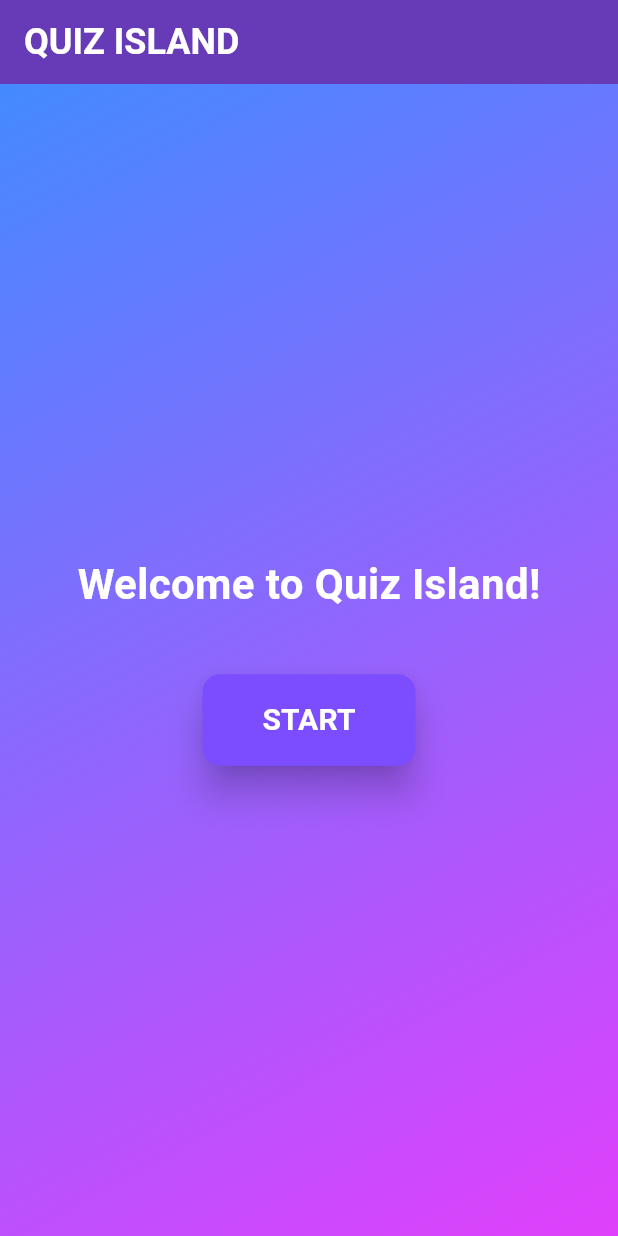
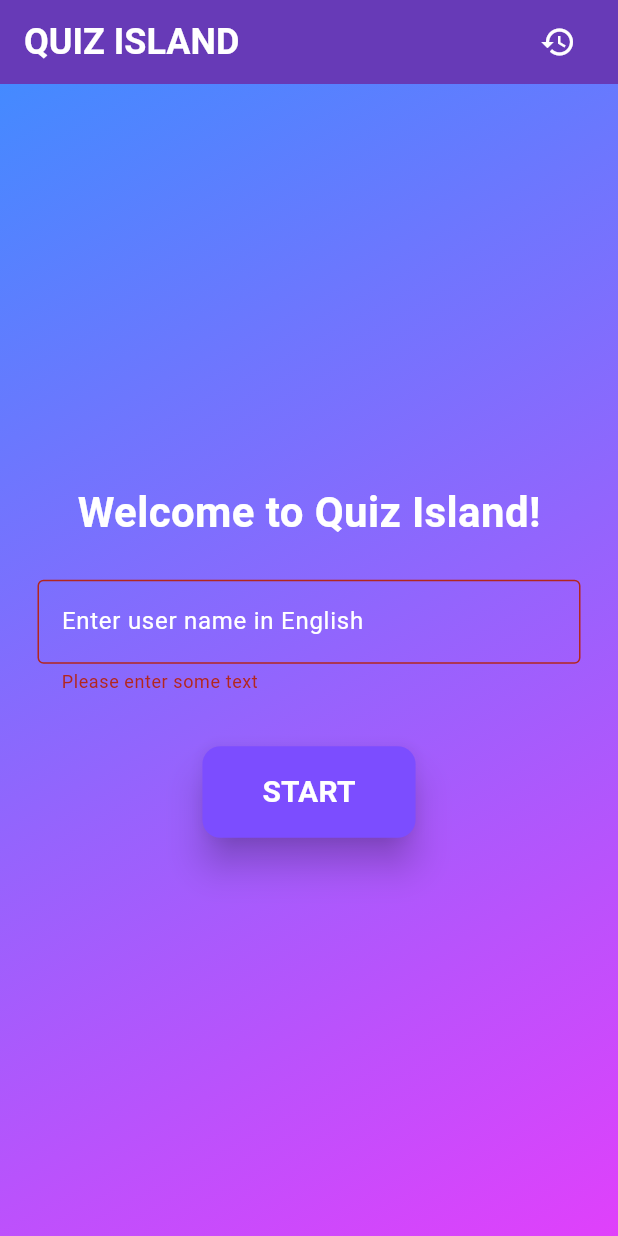
Before and after one commit to naja0023/flutter_quiz_demo, a Flutter app: the screen it shows after launch, after a tap on "START", on a phone screen of 412 x 824 dp. Run offline on Flutter 3.47's test engine with Material 3 defaults, Android fonts, the phone set to English and light mode, and no system bars; our stand-ins replace flutter_dotenv, flutter_secure_storage, get_it; missing offline and left inert: dart:ffi.

Commit message:
history save

```diff
--- a/lib/main.dart
+++ b/lib/main.dart
@@ -5,6 +5,7 @@ import 'package:flutter_dotenv/flutter_dotenv.dart';
 import 'package:flutter_secure_storage/flutter_secure_storage.dart';
 import 'package:flutter_welcome/di/get_it.dart';
 import 'package:flutter_welcome/screen/question_screen/provider/question_provider.dart';
+import 'package:flutter_welcome/screen/root_screen/model/user_model.dart';
 import 'package:flutter_welcome/screen/root_screen/provider/root_provider.dart';
 import 'package:provider/provider.dart';
 
--- /dev/null
+++ b/lib/screen/root_screen/model/user_model.dart
@@ -0,0 +1,21 @@
+import 'package:json_annotation/json_annotation.dart';
+
+import '../../question_screen/model/summary_response.dart';
+
+part 'user_model.g.dart';
+
+@JsonSerializable()
+class UserData {
+  final String name;
+  final SummaryData data;
+  final String dateSubmit;
+
+  UserData({
+    required this.name,
+    required this.data,
+    required this.dateSubmit,
+  });
+  factory UserData.fromJson(Map<String, dynamic> json) =>
+      _$UserDataFromJson(json);
+  Map<String, dynamic> toJson() => _$UserDataToJson(this);
+}
--- a/lib/screen/root_screen/provider/root_provider.dart
+++ b/lib/screen/root_screen/provider/root_provider.dart
@@ -10,29 +10,39 @@ import 'package:flutter_welcome/screen/question_screen/question_page.dart';
 import 'package:flutter_welcome/service/http_service.dart';
 
 import '../../../di/get_it.dart';
+import '../root_page.dart';
 
 class RootProvider with ChangeNotifier {
   String get sessionId => _sessionId;
+  String get userName => _userName;
   late String _sessionId;
+  late String _userName;
   final _navigator = getIt<NavigationService>();
   final storage = FlutterSecureStorage();
-  void onStart() async {
+  void onStart(String name) async {
     var _response = await HttpService.request(
         method: HttpMethod.post,
         url: '${dotenv.get('BASE_URL')}/api/v1/Quiz/Session',
         log: 'post on /api/v1/Quiz/Session');
     var body = jsonDecode(_response.body);
+    _userName = name;
     _sessionId = body['data']['sessionId'];
-    await storage.write(key: "sessionId", value: _sessionId);
+
+    var recentUser = {
+      "userName": _userName,
+      "sessionId": _sessionId,
+    };
+    await storage.write(key: "recentUser", value: jsonEncode(recentUser));
     _navigator.navigatorKey.currentState!.push(QuestionPage.route());
   }
 
-  void onResume(String id) {
-    _sessionId = id;
+  void onResume(Map<String, dynamic> recentUser) {
+    _userName = recentUser['userName'];
+    _sessionId = recentUser['sessionId'];
     _navigator.navigatorKey.currentState!.push(QuestionPage.route());
   }
 
   void navigateToHome() {
-    _navigator.navigatorKey.currentState!.popUntil((route) => route.isFirst);
+       _navigator.navigatorKey.currentState!.pushAndRemoveUntil(RootPage.route(),(route) => route.isFirst);
   }
 }
--- a/lib/screen/root_screen/root_page.dart
+++ b/lib/screen/root_screen/root_page.dart
@@ -1,7 +1,9 @@
 import 'dart:convert';
 
 import 'package:flutter/material.dart';
+import 'package:flutter/services.dart';
 import 'package:flutter_secure_storage/flutter_secure_storage.dart';
+import 'package:flutter_welcome/screen/history_screen/history_list_page.dart';
 import 'package:flutter_welcome/screen/question_screen/question_page.dart';
 import 'package:provider/provider.dart';
 
@@ -9,6 +11,9 @@ import '../../di/get_it.dart';
 import 'provider/root_provider.dart';
 
 class RootPage extends StatefulWidget {
+   static PageRoute route(){
+    return MaterialPageRoute(builder: (context)=>const RootPage());
+   }
   const RootPage({super.key});
 
   @override
@@ -16,18 +21,32 @@ class RootPage extends StatefulWidget {
 }
 
 class _RootPageState extends State<RootPage> {
+  final _textController = TextEditingController();
+  final _formKey = GlobalKey<FormState>();
   @override
   Widget build(BuildContext context) {
     return Scaffold(
         appBar: AppBar(
           backgroundColor: Colors.deepPurple,
-          title: const Text(
+          title: Row(
+            mainAxisAlignment: MainAxisAlignment.spaceBetween,
+            children: [
+              const Text(
                 'QUIZ ISLAND',
                 style: TextStyle(
                   color: Colors.white,
                   fontWeight: FontWeight.bold,
                   fontSize: 24,
                 ),
+              ),
+              IconButton(
+                  onPressed: () =>
+                      Navigator.of(context).push(HistoryListPage.route()),
+                  icon: const Icon(
+                    Icons.history,
+                    color: Colors.white,
+                  )),
+            ],
           ),
           elevation: 0,
         ),
@@ -47,7 +66,9 @@ class _RootPageState extends State<RootPage> {
                   future: _getCurrentUser(),
                   builder: (context, snapshot) {
                     if (snapshot.connectionState == ConnectionState.done) {
-                      return Column(
+                      return Form(
+                        key: _formKey,
+                        child: Column(
                           mainAxisAlignment: MainAxisAlignment.center,
                           children: [
                             const Text(
@@ -58,7 +79,41 @@ class _RootPageState extends State<RootPage> {
                                 fontWeight: FontWeight.bold,
                               ),
                             ),
-                          const SizedBox(height: 40),
+                            Padding(
+                              padding: const EdgeInsets.all(25),
+                              child: TextFormField(
+                                autovalidateMode:
+                                    AutovalidateMode.onUserInteraction,
+                                controller: _textController,
+                                maxLength: 20,
+                                decoration: const InputDecoration(
+                                  labelText: 'Enter user name in English',
+                                  border: OutlineInputBorder(),
+                                  labelStyle:
+                                      const TextStyle(color: Colors.white),
+                                  enabledBorder: OutlineInputBorder(
+                                    borderSide: const BorderSide(
+                                        color: Colors.white, width: 2.0),
+                                  ),
+                                  focusedBorder: OutlineInputBorder(
+                                    borderSide: const BorderSide(
+                                        color: Colors.white, width: 2.0),
+                                  ),
+                                  counterText: '',
+                                ),
+                                inputFormatters: [
+                                  FilteringTextInputFormatter.allow(
+                                      RegExp(r'[a-zA-Z ]')),
+                                ],
+                                validator: (value) {
+                                  if (value == null || value.isEmpty) {
+                                    return 'Please enter some text';
+                                  }
+                                  return null;
+                                },
+                              ),
+                            ),
+                            const SizedBox(height: 10),
                             ElevatedButton(
                               style: ElevatedButton.styleFrom(
                                 backgroundColor: Colors.deepPurpleAccent,
@@ -72,8 +127,11 @@ class _RootPageState extends State<RootPage> {
                                 elevation: 10,
                               ),
                               onPressed: () {
-                              Provider.of<RootProvider>(context, listen: false)
-                                  .onStart();
+                                if (_formKey.currentState!.validate()) {
+                                  Provider.of<RootProvider>(context,
+                                          listen: false)
+                                      .onStart(_textController.text);
+                                }
                               },
                               child: const Text(
                                 'START',
@@ -85,6 +143,7 @@ class _RootPageState extends State<RootPage> {
                               ),
                             ),
                           ],
+                        ),
                       );
                     } else {
                       return const CircularProgressIndicator();
@@ -97,28 +156,9 @@ class _RootPageState extends State<RootPage> {
 }
 
 Future<void> _getCurrentUser() async {
-  // Create storage
-  final storage = FlutterSecureStorage();
-
-// Read value
-// String value = await storage.read(key: key);
-
-// Read all values
-  // Map<String, String> allValues = await storage.readAll();
-  // print(allValues);
-
-// Delete value
-// await storage.delete(key: key);
-
-// Delete all
-  // await storage.deleteAll();
-
-// Write value
-  // var data = {"id": "0001", "sessionId": "0123456789"};
-
-  // await storage.write(key: "sessionId", value: jsonEncode(data));
-  String? recentId = await storage.read(key: "sessionId");
-  if (recentId != null) {
+  final storage = const FlutterSecureStorage();
+  String? _recentUser = await storage.read(key: "recentUser");
+  if (_recentUser != null) {
     final navigator = getIt<NavigationService>();
     await showDialog(
       barrierDismissible: false,
@@ -169,13 +209,13 @@ Future<void> _getCurrentUser() async {
     ).then((value) {
       var decide = value as bool;
       if (decide) {
-        print(recentId);
+        print(_recentUser);
         Provider.of<RootProvider>(navigator.navigatorKey.currentContext!,
                 listen: false)
-            .onResume(recentId);
+            .onResume(jsonDecode(_recentUser));
       } else {
-        final storage = FlutterSecureStorage();
-        storage.delete(key: "sessionId");
+        final storage = const FlutterSecureStorage();
+        storage.delete(key: "recentUser");
       }
     });
   }
```
Also changed, not shown: lib/screen/history_screen/history_list_page.dart (added, +177 -0 lines), lib/screen/question_screen/provider/question_provider.dart (+43 -3 lines), lib/screen/question_screen/question_page.dart (+3 -8 lines), lib/utils/poduim.dart (added, +78 -0 lines), lib/screen/root_screen/model/user_model.g.dart (added). Lines whose indentation alone changed are shown as unchanged.
